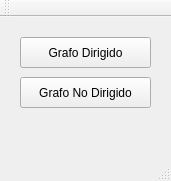
The window that mainwindow.ui (KenyStev/Graph-Estructura-P2) describes before a commit, drawn with Qt 5.
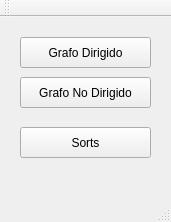
The same window after the commit.

Commit message: Kruskal and sorts

Patch:
```diff
--- a/mainwindow.ui
+++ b/mainwindow.ui
@@ -7,7 +7,7 @@
     <x>0</x>
     <y>0</y>
     <width>171</width>
-    <height>181</height>
+    <height>222</height>
    </rect>
   </property>
   <property name="windowTitle">
@@ -40,6 +40,19 @@
      <string>Grafo No Dirigido</string>
     </property>
    </widget>
+   <widget class="QPushButton" name="btnSorts">
+    <property name="geometry">
+     <rect>
+      <x>20</x>
+      <y>110</y>
+      <width>131</width>
+      <height>31</height>
+     </rect>
+    </property>
+    <property name="text">
+     <string>Sorts</string>
+    </property>
+   </widget>
   </widget>
   <widget class="QMenuBar" name="menuBar">
    <property name="geometry">
```
The commit also changes 14 other files.
